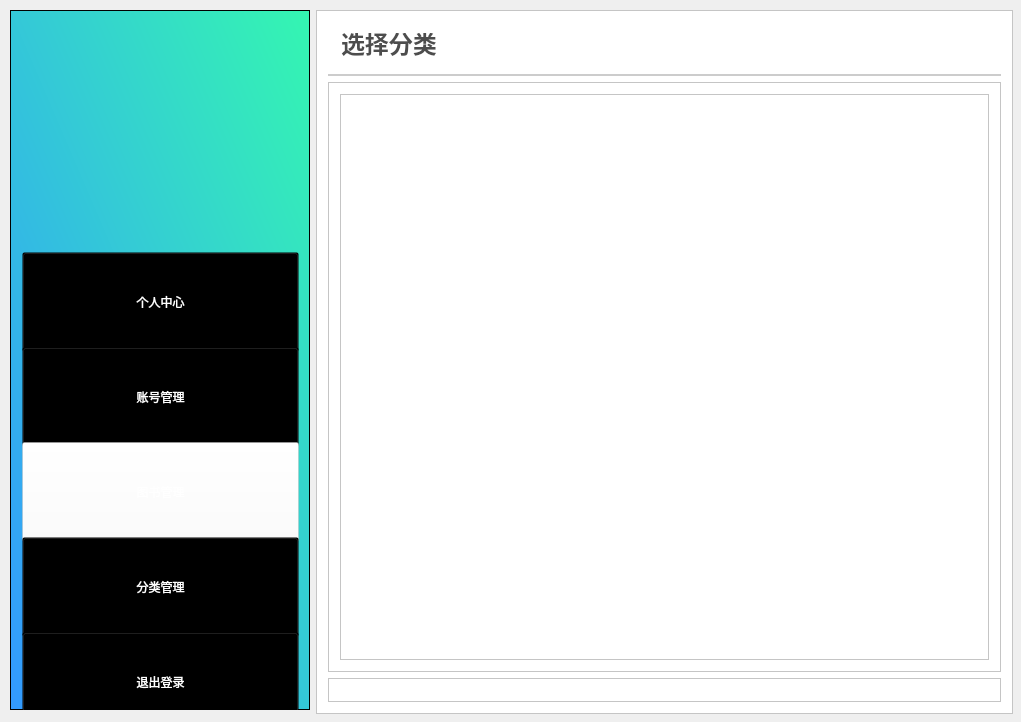
Before: the Qt Designer form Library/Library/admin_classifyshow.ui in BooksOcean/BooksOcean, drawn with Qt 5.
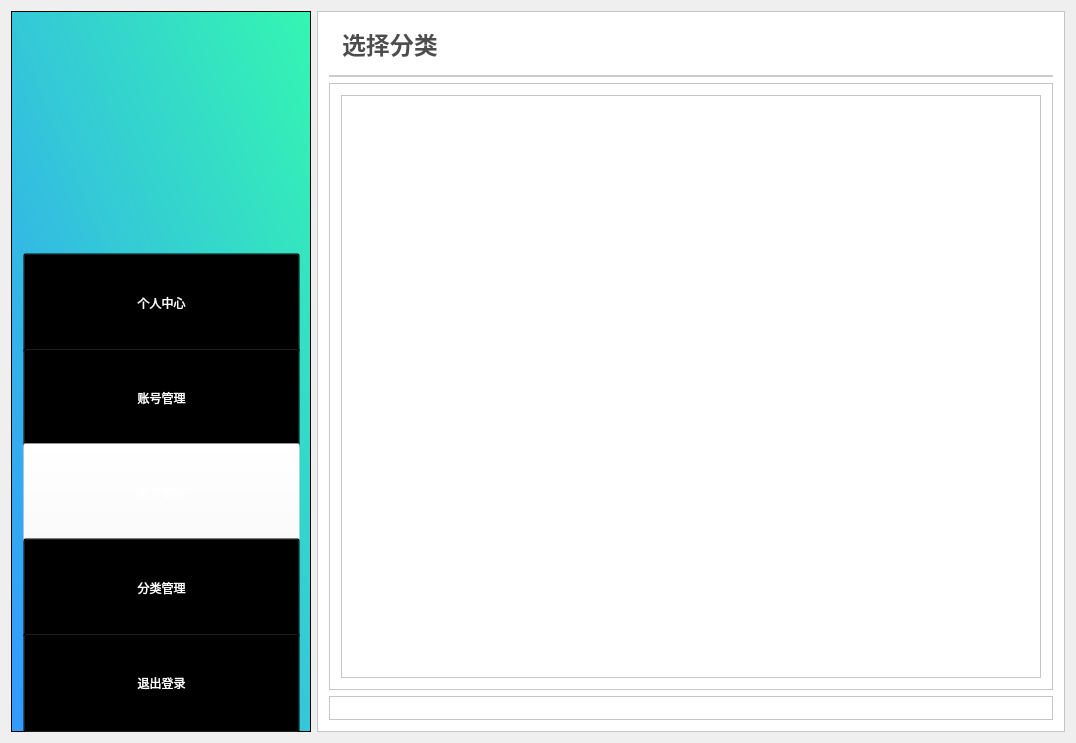
After: the same form once the commit is applied. Icons and pictures are not drawn.

Patch:
```diff
--- a/Library/Library/admin_classifyshow.ui
+++ b/Library/Library/admin_classifyshow.ui
@@ -6,117 +6,16 @@
    <rect>
     <x>0</x>
     <y>0</y>
-    <width>1021</width>
-    <height>722</height>
+    <width>1076</width>
+    <height>743</height>
    </rect>
   </property>
   <property name="windowTitle">
    <string>admin_classifyshow</string>
   </property>
-  <widget class="QFrame" name="frame_3">
-   <property name="geometry">
-    <rect>
-     <x>316</x>
-     <y>10</y>
-     <width>697</width>
-     <height>704</height>
-    </rect>
-   </property>
-   <property name="styleSheet">
-    <string notr="true">background:white;</string>
-   </property>
-   <property name="frameShape">
-    <enum>QFrame::StyledPanel</enum>
-   </property>
-   <property name="frameShadow">
-    <enum>QFrame::Raised</enum>
-   </property>
-   <layout class="QVBoxLayout" name="verticalLayout_2">
+  <layout class="QHBoxLayout" name="horizontalLayout">
     <item>
-     <widget class="QFrame" name="frame_4">
-      <property name="sizePolicy">
-       <sizepolicy hsizetype="Preferred" vsizetype="Fixed">
-        <horstretch>0</horstretch>
-        <verstretch>200</verstretch>
-       </sizepolicy>
-      </property>
-      <property name="styleSheet">
-       <string notr="true">border:2px solid #cccccc;
-border-top:0px;
-border-left:0px;
-border-right:0px;</string>
-      </property>
-      <property name="frameShape">
-       <enum>QFrame::StyledPanel</enum>
-      </property>
-      <property name="frameShadow">
-       <enum>QFrame::Raised</enum>
-      </property>
-      <layout class="QHBoxLayout" name="horizontalLayout_3">
-       <item>
-        <widget class="QLineEdit" name="etClassify">
-         <property name="styleSheet">
-          <string notr="true">color:#4D4D4D;
-border:none;
-font-size:24px;
-font-weight:500;
-font-family:&quot;微软雅黑&quot;;
-text-align:left;</string>
-         </property>
-         <property name="text">
-          <string>选择分类</string>
-         </property>
-         <property name="readOnly">
-          <bool>true</bool>
-         </property>
-        </widget>
-       </item>
-      </layout>
-     </widget>
-    </item>
-    <item>
-     <widget class="QFrame" name="frame_6">
-      <property name="frameShape">
-       <enum>QFrame::StyledPanel</enum>
-      </property>
-      <property name="frameShadow">
-       <enum>QFrame::Raised</enum>
-      </property>
-      <layout class="QHBoxLayout" name="horizontalLayout_4">
-       <item>
-        <widget class="QTableWidget" name="tableWidget"/>
-       </item>
-      </layout>
-     </widget>
-    </item>
-    <item>
-     <widget class="QFrame" name="frame_5">
-      <property name="sizePolicy">
-       <sizepolicy hsizetype="Preferred" vsizetype="Fixed">
-        <horstretch>0</horstretch>
-        <verstretch>0</verstretch>
-       </sizepolicy>
-      </property>
-      <property name="frameShape">
-       <enum>QFrame::StyledPanel</enum>
-      </property>
-      <property name="frameShadow">
-       <enum>QFrame::Raised</enum>
-      </property>
-      <layout class="QHBoxLayout" name="horizontalLayout_2"/>
-     </widget>
-    </item>
-   </layout>
-  </widget>
   <widget class="QFrame" name="frame">
-   <property name="geometry">
-    <rect>
-     <x>10</x>
-     <y>10</y>
-     <width>300</width>
-     <height>700</height>
-    </rect>
-   </property>
    <property name="sizePolicy">
     <sizepolicy hsizetype="Fixed" vsizetype="Expanding">
      <horstretch>0</horstretch>
@@ -301,6 +200,97 @@
     </property>
    </widget>
   </widget>
+   </item>
+   <item>
+    <widget class="QFrame" name="frame_3">
+     <property name="styleSheet">
+      <string notr="true">background:white;</string>
+     </property>
+     <property name="frameShape">
+      <enum>QFrame::StyledPanel</enum>
+     </property>
+     <property name="frameShadow">
+      <enum>QFrame::Raised</enum>
+     </property>
+     <layout class="QVBoxLayout" name="verticalLayout_2">
+      <item>
+       <widget class="QFrame" name="frame_4">
+        <property name="sizePolicy">
+         <sizepolicy hsizetype="Preferred" vsizetype="Fixed">
+          <horstretch>0</horstretch>
+          <verstretch>200</verstretch>
+         </sizepolicy>
+        </property>
+        <property name="styleSheet">
+         <string notr="true">border:2px solid #cccccc;
+border-top:0px;
+border-left:0px;
+border-right:0px;</string>
+        </property>
+        <property name="frameShape">
+         <enum>QFrame::StyledPanel</enum>
+        </property>
+        <property name="frameShadow">
+         <enum>QFrame::Raised</enum>
+        </property>
+        <layout class="QHBoxLayout" name="horizontalLayout_3">
+         <item>
+          <widget class="QLineEdit" name="etClassify">
+           <property name="styleSheet">
+            <string notr="true">color:#4D4D4D;
+border:none;
+font-size:24px;
+font-weight:500;
+font-family:&quot;微软雅黑&quot;;
+text-align:left;</string>
+           </property>
+           <property name="text">
+            <string>选择分类</string>
+           </property>
+           <property name="readOnly">
+            <bool>true</bool>
+           </property>
+          </widget>
+         </item>
+        </layout>
+       </widget>
+      </item>
+      <item>
+       <widget class="QFrame" name="frame_6">
+        <property name="frameShape">
+         <enum>QFrame::StyledPanel</enum>
+        </property>
+        <property name="frameShadow">
+         <enum>QFrame::Raised</enum>
+        </property>
+        <layout class="QHBoxLayout" name="horizontalLayout_4">
+         <item>
+          <widget class="QTableWidget" name="tableWidget"/>
+         </item>
+        </layout>
+       </widget>
+      </item>
+      <item>
+       <widget class="QFrame" name="frame_5">
+        <property name="sizePolicy">
+         <sizepolicy hsizetype="Preferred" vsizetype="Fixed">
+          <horstretch>0</horstretch>
+          <verstretch>0</verstretch>
+         </sizepolicy>
+        </property>
+        <property name="frameShape">
+         <enum>QFrame::StyledPanel</enum>
+        </property>
+        <property name="frameShadow">
+         <enum>QFrame::Raised</enum>
+        </property>
+        <layout class="QHBoxLayout" name="horizontalLayout_2"/>
+       </widget>
+      </item>
+     </layout>
+    </widget>
+   </item>
+  </layout>
  </widget>
  <layoutdefault spacing="6" margin="11"/>
  <resources/>
```
Left out of the diff: 4 changed lines with no effect on the pictures. Lines whose indentation alone changed are shown as unchanged.
